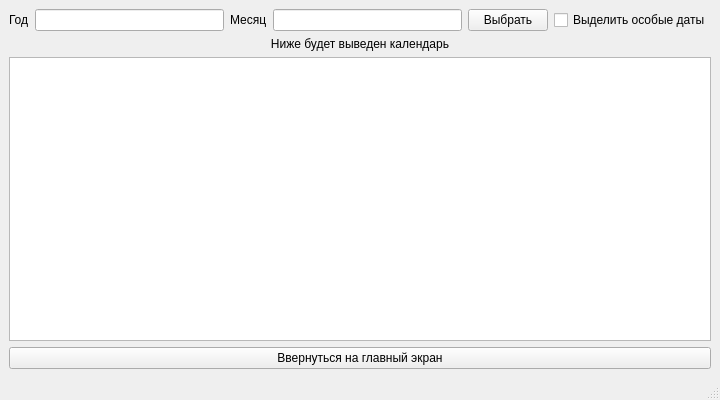
average-enjoyer04/calendar, file monthcal.ui: the form before one commit.
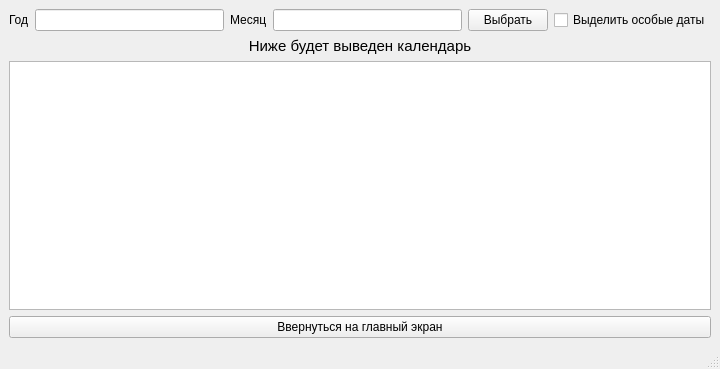
The form after the commit.

Diff of the .ui file:
```diff
--- a/monthcal.ui
+++ b/monthcal.ui
@@ -7,7 +7,7 @@
     <x>0</x>
     <y>0</y>
     <width>720</width>
-    <height>400</height>
+    <height>369</height>
    </rect>
   </property>
   <property name="windowTitle">
@@ -57,6 +57,12 @@
       </item>
       <item>
        <widget class="QLabel" name="monthName">
+        <property name="font">
+         <font>
+          <family>Segoe UI</family>
+          <pointsize>11</pointsize>
+         </font>
+        </property>
         <property name="text">
          <string>Ниже будет выведен календарь</string>
         </property>
```
